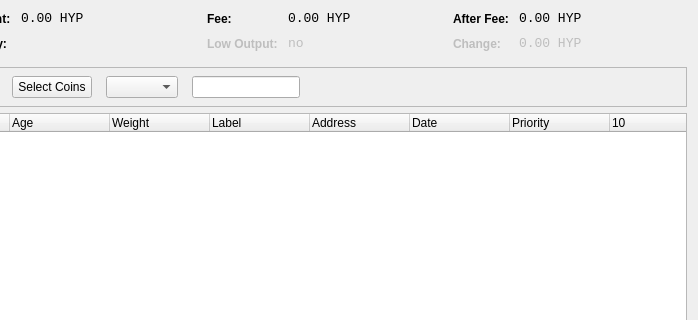
First picture: the form in src/qt/forms/coincontroldialog.ui, repository davidlatapie/HyperStake, before the edit; both pictures show x 302 to 1000 and y 0 to 320 of the 1000 by 500 pixel window.
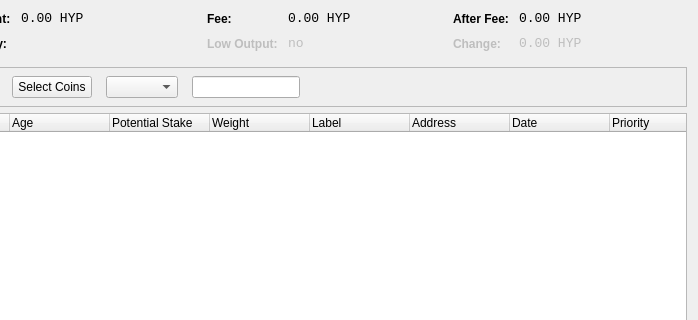
Second picture: the form after the edit. Custom widgets are drawn as their Qt base class.

Commit message: Add Potential Stake Value

The edit to the form file:
```diff
--- a/src/qt/forms/coincontroldialog.ui
+++ b/src/qt/forms/coincontroldialog.ui
@@ -514,6 +514,11 @@
        <string>Age</string>
       </property>
      </column>
+	 <column>
+      <property name="text">
+       <string>Potential Stake</string>
+      </property>
+     </column>
      <column>
       <property name="text">
        <string>Weight</string>
```
The commit also changes 2 other files.
